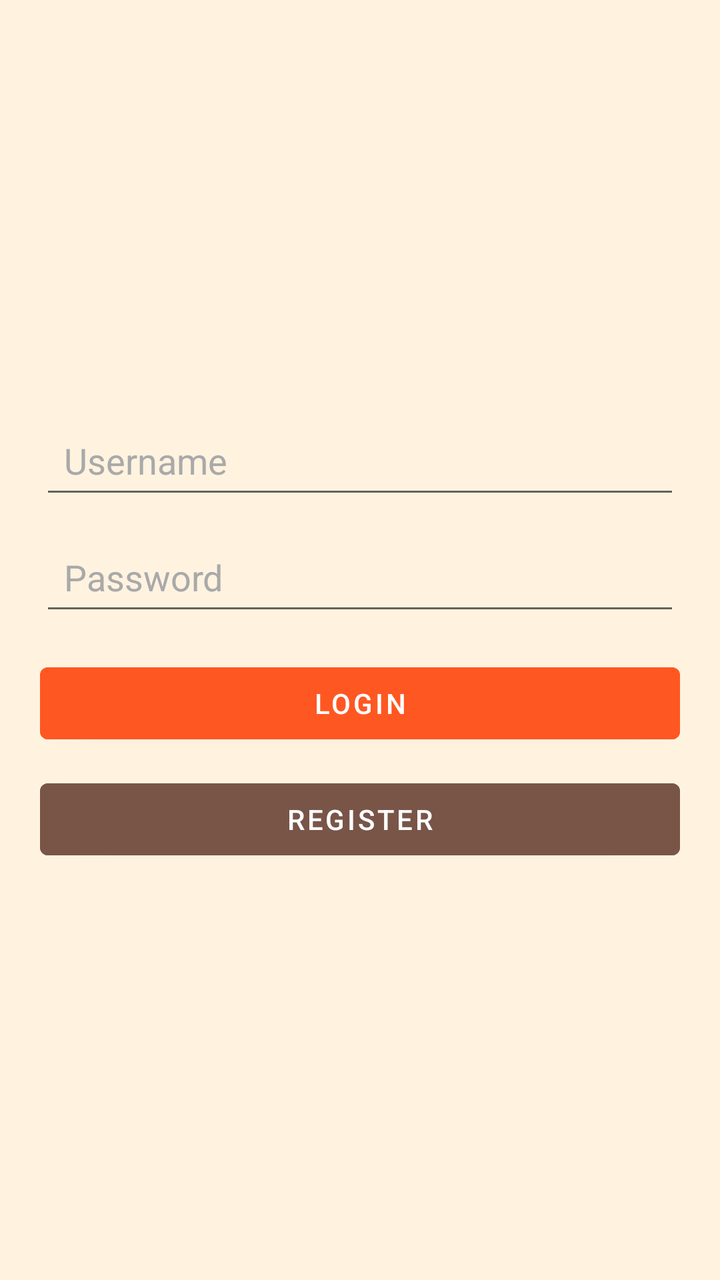
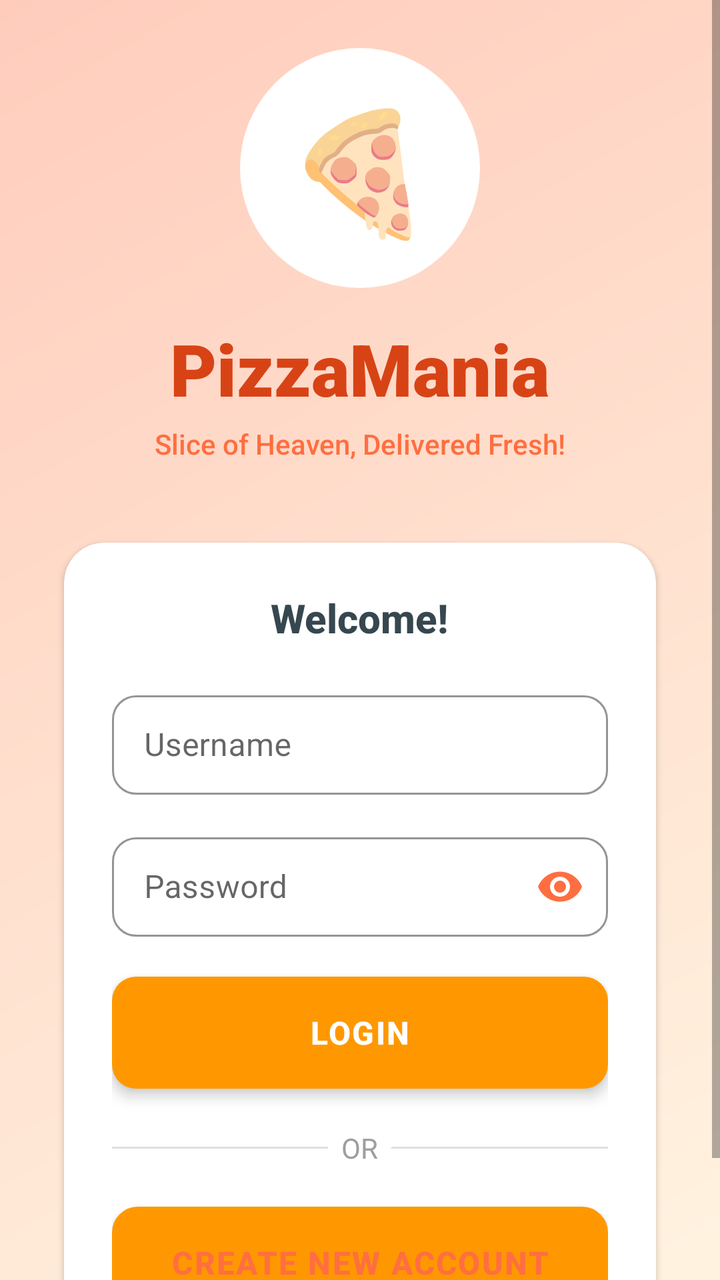

Before-and-after screenshots of an Android layout around one commit, followed by the original layout XML and the change that was made.
<!-- AndroidManifest.xml: application theme Theme.PizzaMania -->
<!-- res/layout/activity_login.xml -->
<?xml version="1.0" encoding="utf-8"?>
<LinearLayout xmlns:android="http://schemas.android.com/apk/res/android"
    android:layout_width="match_parent"
    android:layout_height="match_parent"
    android:orientation="vertical"
    android:padding="20dp"
    android:gravity="center"
    android:background="#FFF3E0">

    <EditText
        android:id="@+id/editUsername"
        android:layout_width="match_parent"
        android:layout_height="wrap_content"
        android:hint="Username"
        android:padding="12dp"
        android:textColor="@color/black"
        android:textColorHint="@color/Dark_Gray"/>

    <EditText
        android:id="@+id/editPassword"
        android:layout_width="match_parent"
        android:layout_height="wrap_content"
        android:hint="Password"
        android:inputType="textPassword"
        android:padding="12dp"
        android:layout_marginTop="10dp"
        android:textColor="@color/black"
        android:textColorHint="@color/Dark_Gray"/>

    <Button
        android:id="@+id/btnLogin"
        android:layout_width="match_parent"
        android:layout_height="wrap_content"
        android:text="Login"
        android:layout_marginTop="15dp"
        android:backgroundTint="#FF5722"
        android:textColor="@android:color/white" />

    <Button
        android:id="@+id/btnDoRegister"
        android:layout_width="match_parent"
        android:layout_height="wrap_content"
        android:text="Register"
        android:layout_marginTop="10dp"
        android:backgroundTint="#795548"
        android:textColor="@android:color/white" />

</LinearLayout>
<!-- resources referenced by this layout -->
<resources>
  <color name="Dark_Gray">#A9A9A9</color>
  <color name="black">#000000</color>
  <style name="Theme.PizzaMania" parent="Theme.MaterialComponents.DayNight.NoActionBar">
          
          <item name="colorPrimary">@color/orange_500</item>
          <item name="colorPrimaryVariant">@color/orange_700</item>
          <item name="colorOnPrimary">@color/white</item>
  
          
          <item name="colorSecondary">@color/orange_200</item>
          <item name="colorSecondaryVariant">@color/orange_700</item>
          <item name="colorOnSecondary">@color/black</item>
  
          
          <item name="android:windowBackground">@color/white</item>
          <item name="android:statusBarColor">@color/orange_700</item>
      </style>
  <color name="orange_500">#FF9800</color>
  <color name="orange_700">#F57C00</color>
  <color name="white">#FFFFFF</color>
  <color name="orange_200">#FFCC80</color>
</resources>

<!-- the commit's change to res/layout/activity_login.xml (unified diff, before → after) -->
@@ -2,47 +2,214 @@
 <LinearLayout xmlns:android="http://schemas.android.com/apk/res/android"
     android:layout_width="match_parent"
     android:layout_height="match_parent"
+    xmlns:app="http://schemas.android.com/apk/res-auto"
     android:orientation="vertical"
-    android:padding="20dp"
-    android:gravity="center"
-    android:background="#FFF3E0">
-
-    <EditText
-        android:id="@+id/editUsername"
+    android:background="@drawable/gradient_background"
+    android:gravity="center">
+
+    
+    <ScrollView
         android:layout_width="match_parent"
-        android:layout_height="wrap_content"
-        android:hint="Username"
-        android:padding="12dp"
-        android:textColor="@color/black"
-        android:textColorHint="@color/Dark_Gray"/>
-
-    <EditText
-        android:id="@+id/editPassword"
-        android:layout_width="match_parent"
-        android:layout_height="wrap_content"
-        android:hint="Password"
-        android:inputType="textPassword"
-        android:padding="12dp"
-        android:layout_marginTop="10dp"
-        android:textColor="@color/black"
-        android:textColorHint="@color/Dark_Gray"/>
-
-    <Button
-        android:id="@+id/btnLogin"
-        android:layout_width="match_parent"
-        android:layout_height="wrap_content"
-        android:text="Login"
-        android:layout_marginTop="15dp"
-        android:backgroundTint="#FF5722"
-        android:textColor="@android:color/white" />
-
-    <Button
-        android:id="@+id/btnDoRegister"
-        android:layout_width="match_parent"
-        android:layout_height="wrap_content"
-        android:text="Register"
-        android:layout_marginTop="10dp"
-        android:backgroundTint="#795548"
-        android:textColor="@android:color/white" />
-
+        android:layout_height="wrap_content">
+
+        <LinearLayout
+            android:layout_width="match_parent"
+            android:layout_height="wrap_content"
+            android:orientation="vertical"
+            android:padding="24dp"
+            android:gravity="center">
+
+            
+            <LinearLayout
+                android:layout_width="wrap_content"
+                android:layout_height="wrap_content"
+                android:orientation="vertical"
+                android:gravity="center"
+                android:layout_marginBottom="40dp">
+
+                
+                <FrameLayout
+                    android:layout_width="120dp"
+                    android:layout_height="120dp"
+                    android:background="@drawable/circle_white">
+
+                    <TextView
+                        android:layout_width="wrap_content"
+                        android:layout_height="wrap_content"
+                        android:layout_gravity="center"
+                        android:text="🍕"
+                        android:textSize="60sp" />
+                </FrameLayout>
+
+                
+                <TextView
+                    android:layout_width="wrap_content"
+                    android:layout_height="wrap_content"
+                    android:text="PizzaMania"
+                    android:textSize="36sp"
+                    android:textStyle="bold"
+                    android:textColor="#D84315"
+                    android:layout_marginTop="16dp"
+                    android:fontFamily="sans-serif-black" />
+
+                
+                <TextView
+                    android:layout_width="wrap_content"
+                    android:layout_height="wrap_content"
+                    android:text="Slice of Heaven, Delivered Fresh!"
+                    android:textSize="14sp"
+                    android:textColor="#FF6E40"
+                    android:layout_marginTop="4dp"
+                    android:fontFamily="sans-serif-medium" />
+            </LinearLayout>
+
+            
+            <androidx.cardview.widget.CardView
+                android:layout_width="match_parent"
+                android:layout_height="wrap_content"
+                android:layout_marginLeft="8dp"
+                android:layout_marginRight="8dp"
+                android:elevation="8dp"
+                app:cardCornerRadius="20dp"
+                app:cardBackgroundColor="#FFFFFF">
+
+                <LinearLayout
+                    android:layout_width="match_parent"
+                    android:layout_height="wrap_content"
+                    android:orientation="vertical"
+                    android:padding="24dp">
+
+                    
+                    <TextView
+                        android:layout_width="wrap_content"
+                        android:layout_height="wrap_content"
+                        android:layout_marginBottom="20dp"
+                        android:fontFamily="sans-serif-medium"
+                        android:text="Welcome!"
+                        android:textColor="#37474F"
+                        android:textSize="20sp"
+                        android:textStyle="bold"
+                        android:layout_gravity="center" />
+
+                    
+                    <com.google.android.material.textfield.TextInputLayout
+                        style="@style/Widget.MaterialComponents.TextInputLayout.OutlinedBox"
+                        android:layout_width="match_parent"
+                        android:layout_height="wrap_content"
+                        android:hint="Username"
+                        app:boxBackgroundMode="outline"
+                        app:boxCornerRadiusBottomEnd="12dp"
+                        app:boxCornerRadiusBottomStart="12dp"
+                        app:boxCornerRadiusTopEnd="12dp"
+                        app:boxCornerRadiusTopStart="12dp"
+                        app:boxStrokeColor="#FF6E40">
+
+
+
+                        <EditText
+                            android:id="@+id/editUsername"
+                            android:layout_width="match_parent"
+                            android:layout_height="wrap_content"
+                            android:inputType="text"
+                            android:padding="14dp"
+                            android:textColor="@color/black"
+                            android:textSize="16sp" />
+                    </com.google.android.material.textfield.TextInputLayout>
+
+                    
+                    <com.google.android.material.textfield.TextInputLayout
+                        style="@style/Widget.MaterialComponents.TextInputLayout.OutlinedBox"
+                        android:layout_width="match_parent"
+                        android:layout_height="wrap_content"
+                        android:layout_marginTop="16dp"
+                        android:hint="Password"
+                        app:boxBackgroundMode="outline"
+                        app:boxCornerRadiusBottomEnd="12dp"
+                        app:boxCornerRadiusBottomStart="12dp"
+                        app:boxCornerRadiusTopEnd="12dp"
+                        app:boxCornerRadiusTopStart="12dp"
+                        app:boxStrokeColor="#FF6E40"
+                        app:endIconMode="password_toggle"
+                        app:endIconTint="#FF6E40">
+
+
+
+                        <EditText
+                            android:id="@+id/editPassword"
+                            android:layout_width="match_parent"
+                            android:layout_height="wrap_content"
+                            android:inputType="textPassword"
+                            android:padding="14dp"
+                            android:textColor="@color/black"
+                            android:textSize="16sp" />
+                    </com.google.android.material.textfield.TextInputLayout>
+
+
+
+
+                    
+
+                    
+
+                    <Button
+                        android:id="@+id/btnLogin"
+                        android:layout_width="match_parent"
+                        android:layout_height="56dp"
+                        android:background="@drawable/gradient_button_primary"
+                        android:elevation="4dp"
+                        android:letterSpacing="0.05"
+                        android:stateListAnimator="@null"
+                        android:text="LOGIN"
+                        android:textColor="@android:color/white"
+                        android:textSize="16sp"
+                        android:textStyle="bold"
+                        android:layout_marginTop="20dp"/>
+
+                    <LinearLayout
+                        android:layout_width="match_parent"
+                        android:layout_height="wrap_content"
+                        android:layout_marginTop="20dp"
+                        android:layout_marginBottom="20dp"
+                        android:gravity="center"
+                        android:orientation="horizontal">
+
+                        <View
+                            android:layout_width="0dp"
+                            android:layout_height="1dp"
+                            android:layout_weight="1"
+                            android:background="#E0E0E0" />
+
+                        <TextView
+                            android:layout_width="wrap_content"
+                            android:layout_height="wrap_content"
+                            android:text="  OR  "
+                            android:textColor="#9E9E9E"
+                            android:textSize="14sp" />
+
+                        <View
+                            android:layout_width="0dp"
+                            android:layout_height="1dp"
+                            android:layout_weight="1"
+                            android:background="#E0E0E0" />
+                    </LinearLayout>
+
+                    
+                    <Button
+                        android:id="@+id/btnDoRegister"
+                        android:layout_width="match_parent"
+                        android:layout_height="56dp"
+                        android:background="@drawable/outline_button"
+                        android:letterSpacing="0.05"
+                        android:text="CREATE NEW ACCOUNT"
+                        android:textColor="#FF6E40"
+                        android:textSize="16sp"
+                        android:textStyle="bold" />
+
+                </LinearLayout>
+            </androidx.cardview.widget.CardView>
+
+
+
+        </LinearLayout>
+    </ScrollView>
 </LinearLayout>
<!-- resource entries referenced after the edit -->
@@ -1,7 +1,34 @@
 <!-- resources referenced by this layout -->
 <resources>
-  <color name="Dark_Gray">#A9A9A9</color>
   <color name="black">#000000</color>
+  <!-- drawable circle_white (drawable) -->
+  <shape xmlns:android="http://schemas.android.com/apk/res/android">
+      <solid android:color="#FFFFFF"/>
+      <corners android:radius="60dp"/>
+  </shape>
+  <!-- drawable gradient_background (drawable) -->
+  <shape xmlns:android="http://schemas.android.com/apk/res/android">
+      <gradient
+          android:startColor="#FFF3E0"
+          android:endColor="#FFCCBC"
+          android:angle="135"/>
+  </shape>
+  <!-- drawable gradient_button_primary (drawable) -->
+  <shape xmlns:android="http://schemas.android.com/apk/res/android">
+      <gradient
+          android:startColor="#FF6E40"
+          android:endColor="#FF5722"
+          android:angle="0"/>
+      <corners android:radius="12dp"/>
+  </shape>
+  <!-- drawable outline_button (drawable) -->
+  <shape xmlns:android="http://schemas.android.com/apk/res/android">
+      <stroke
+          android:width="2dp"
+          android:color="#FF6E40"/>
+      <corners android:radius="12dp"/>
+      <solid android:color="#FFFFFF"/>
+  </shape>
   <style name="Theme.PizzaMania" parent="Theme.MaterialComponents.DayNight.NoActionBar">
           
           <item name="colorPrimary">@color/orange_500</item>
